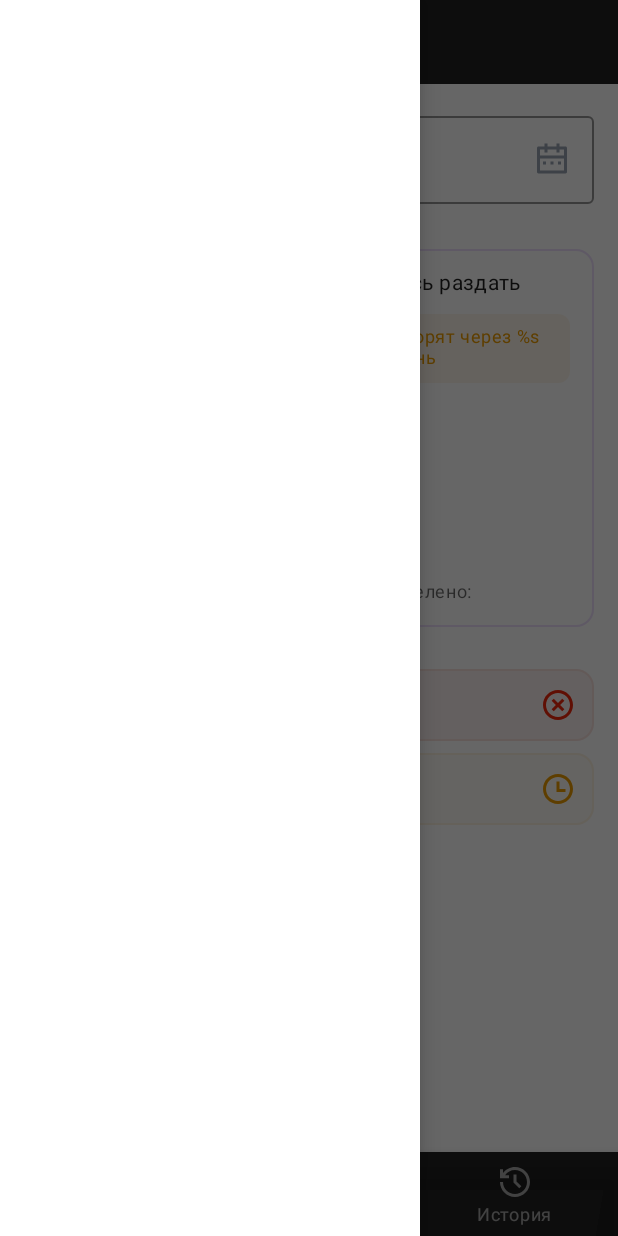
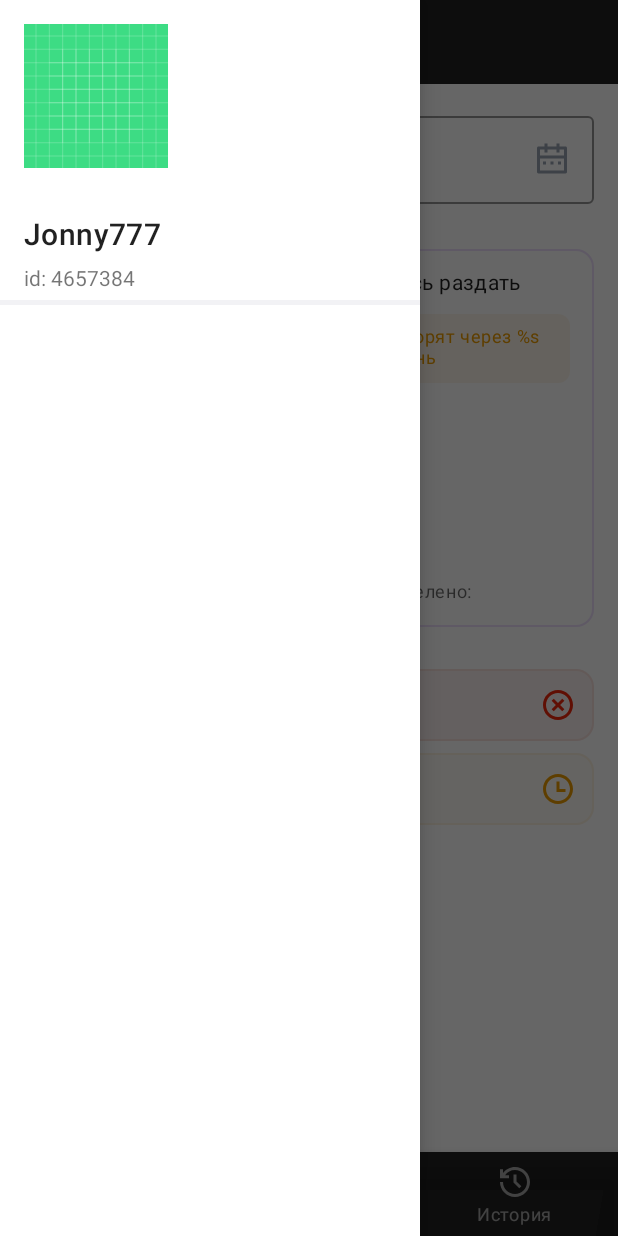
Before and after one commit to digthanx/android_mobile, an Android app: the MainFlowFragment screen opened through its navigation route, with the side drawer open, on a phone screen of 412 x 824 dp. Run offline under Robolectric (Android 15) with nearby library versions, the phone set to English and light mode, and no system bars; our stand-ins replace navigation-ui.

Commit message:
навигация работает + кнопка выхода из аккаунта тоже

```diff
--- a/app/build.gradle
+++ b/app/build.gradle
@@ -52,13 +52,15 @@ android {
 }
 
 dependencies {
+    // Для navigation drawer
+
 
     coreLibraryDesugaring 'com.android.tools:desugar_jdk_libs:1.1.5'
 
     // Import the Firebase BoM
     implementation platform(libs.firebase.bom)
 
-    implementation libs.appcompat.v7
+    //implementation libs.appcompat.v7
     implementation libs.compose.runtime
     implementation libs.constraint.layout
     // When using the BoM, don't specify versions in Firebase dependencies
@@ -74,9 +76,9 @@ dependencies {
     implementation libs.recyclerview
     implementation libs.retrofit
     implementation libs.retrofit.converter.gson
-    implementation 'androidx.appcompat:appcompat:1.4.1'
-    implementation 'androidx.navigation:navigation-fragment-ktx:2.5.0'
-    implementation 'androidx.navigation:navigation-ui-ktx:2.5.0'
+    implementation 'androidx.appcompat:appcompat:1.4.2'
+    implementation 'androidx.navigation:navigation-fragment-ktx:2.5.1'
+    implementation 'androidx.navigation:navigation-ui-ktx:2.5.1'
     testImplementation 'junit:junit:4.13.2'
 
     androidTestImplementation 'com.android.support.test:runner:1.0.2'
--- a/app/src/main/java/com/teamforce/thanksapp/presentation/fragment/MainFlowFragment.kt
+++ b/app/src/main/java/com/teamforce/thanksapp/presentation/fragment/MainFlowFragment.kt
@@ -10,6 +10,7 @@ import androidx.navigation.ui.AppBarConfiguration
 import androidx.navigation.ui.setupWithNavController
 import com.teamforce.thanksapp.R
 import com.teamforce.thanksapp.databinding.FragmentMainFlowBinding
+import com.teamforce.thanksapp.utils.UserDataRepository
 
 
 class MainFlowFragment : BaseFlowFragment(
@@ -36,4 +37,5 @@ class MainFlowFragment : BaseFlowFragment(
         val toolbar = binding.toolbar
         toolbar.setupWithNavController(navController, appBarConfiguration)
     }
+
 }
--- a/app/src/main/java/com/teamforce/thanksapp/utils/UserDataRepository.kt
+++ b/app/src/main/java/com/teamforce/thanksapp/utils/UserDataRepository.kt
@@ -17,6 +17,10 @@ class UserDataRepository private constructor() {
 
     fun logout(context: Context) {
         savePreferences(context, null, null)
+        token = null
+        leastCoins = null
+        username = null
+        tgId = null
         // TODO Нужно задавать переменным UserDataRepository null
     }
 
--- /dev/null
+++ b/app/src/main/res/color/background_selector.xml
@@ -0,0 +1,5 @@
+<?xml version="1.0" encoding="utf-8"?>
+<selector xmlns:android="http://schemas.android.com/apk/res/android">
+    <item android:color="@color/color10" android:state_checked="true" />
+    <item android:color="@color/white" />
+</selector>
--- /dev/null
+++ b/app/src/main/res/color/text_selector.xml
@@ -0,0 +1,5 @@
+<?xml version="1.0" encoding="utf-8"?>
+<selector xmlns:android="http://schemas.android.com/apk/res/android">
+    <item android:color="@color/color13" android:state_checked="true" />
+    <item android:color="@color/color21" />
+</selector>
--- /dev/null
+++ b/app/src/main/res/drawable/exit.xml
@@ -0,0 +1,5 @@
+<vector android:autoMirrored="true" android:height="24dp"
+    android:tint="#000000" android:viewportHeight="24"
+    android:viewportWidth="24" android:width="24dp" xmlns:android="http://schemas.android.com/apk/res/android">
+    <path android:fillColor="@android:color/white" android:pathData="M10.09,15.59L11.5,17l5,-5 -5,-5 -1.41,1.41L12.67,11H3v2h9.67l-2.58,2.59zM19,3H5c-1.11,0 -2,0.9 -2,2v4h2V5h14v14H5v-4H3v4c0,1.1 0.89,2 2,2h14c1.1,0 2,-0.9 2,-2V5c0,-1.1 -0.9,-2 -2,-2z"/>
+</vector>
--- a/app/src/main/res/layout/fragment_main_flow.xml
+++ b/app/src/main/res/layout/fragment_main_flow.xml
@@ -49,5 +49,9 @@
         android:layout_height="match_parent"
         android:layout_gravity="start"
         android:fitsSystemWindows="true"
+        app:background="@color/background_selector"
+        app:itemIconTint="@color/color13"
+        app:itemTextColor="@color/text_selector"
+        app:headerLayout="@layout/header_navigation_drawer"
         app:menu="@menu/drawer_menu"/>
 </androidx.drawerlayout.widget.DrawerLayout>
--- a/app/src/main/res/layout/header_navigation_drawer.xml
+++ b/app/src/main/res/layout/header_navigation_drawer.xml
@@ -1,6 +1,56 @@
 <?xml version="1.0" encoding="utf-8"?>
-<androidx.constraintlayout.widget.ConstraintLayout xmlns:android="http://schemas.android.com/apk/res/android"
+<LinearLayout xmlns:android="http://schemas.android.com/apk/res/android"
     android:layout_width="match_parent"
-    android:layout_height="match_parent">
+    android:layout_height="wrap_content"
+    xmlns:app="http://schemas.android.com/apk/res-auto"
+    android:gravity="start"
+    android:layout_marginVertical="16dp"
+    android:orientation="vertical">
 
-</androidx.constraintlayout.widget.ConstraintLayout>
+    <ImageView
+        android:id="@+id/user_avatar"
+        android:scaleType="centerInside"
+        android:layout_width="96dp"
+        android:layout_height="96dp"
+        android:layout_marginBottom="30dp"
+        android:layout_marginStart="16dp"
+        android:src="@drawable/ic_launcher_background"
+        android:contentDescription="@string/app_name" />
+
+
+    <TextView
+        android:id="@+id/user_nick"
+        android:layout_width="match_parent"
+        android:layout_height="wrap_content"
+        style="@style/Headline6"
+        android:layout_marginBottom="6dp"
+        android:layout_marginStart="16dp"
+        android:text="Jonny777"/>
+    <TextView
+        android:id="@+id/user_id"
+        android:layout_width="match_parent"
+        android:layout_height="wrap_content"
+        android:textSize="14sp"
+        android:layout_marginStart="16dp"
+        android:layout_marginBottom="5dp"
+        android:text="id: 4657384"/>
+
+    <Button
+        android:id="@+id/btn_out_account"
+        android:layout_width="wrap_content"
+        android:layout_height="wrap_content"
+        app:icon="@drawable/exit"
+        android:visibility="gone"
+        android:layout_marginStart="16dp"
+        android:textSize="12sp"
+        style="@style/Widget.MaterialComponents.Button.Icon"
+        android:backgroundTint="@color/color25"
+        android:text="Выход"/>
+
+    <View
+        android:layout_width="match_parent"
+        android:layout_height="3dp"
+        android:background="@color/color24"
+        />
+
+</LinearLayout>
--- a/app/src/main/res/values/colors.xml
+++ b/app/src/main/res/values/colors.xml
@@ -33,4 +33,5 @@
     <color name="color22">#F3EAFC</color>
     <color name="color23">#F5F5F5</color>
     <color name="color24">#F2F2F5</color>
+    <color name="color25">#86E22B13</color>
 </resources>
--- a/app/src/main/res/values/styles.xml
+++ b/app/src/main/res/values/styles.xml
@@ -84,4 +84,12 @@
         <item name="colorOnPrimary">@color/color5</item>
     </style>
 
+    <style name="NavigationDrawer" parent="TextAppearance.AppCompat.Widget.ActionBar.Menu">
+        <item name="android:windowTranslucentStatus">true</item>
+        <item name="colorControlHighlight">@color/color10</item>
+        <item name="android:windowBackground">@color/color10</item>
+    </style>
+
+
+
 </resources>
```
